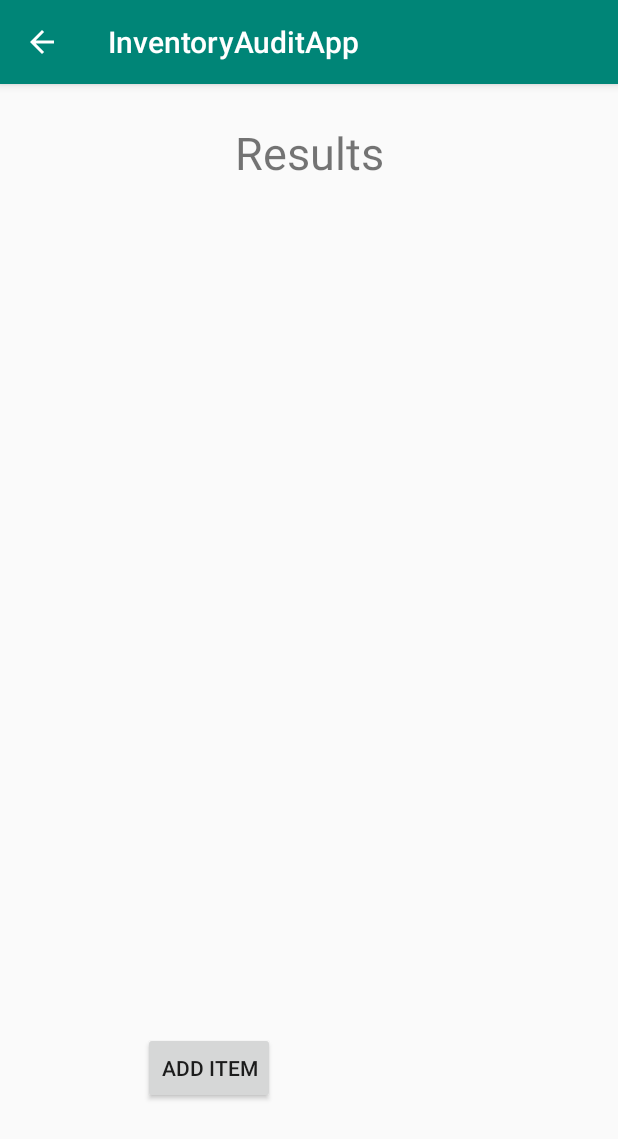
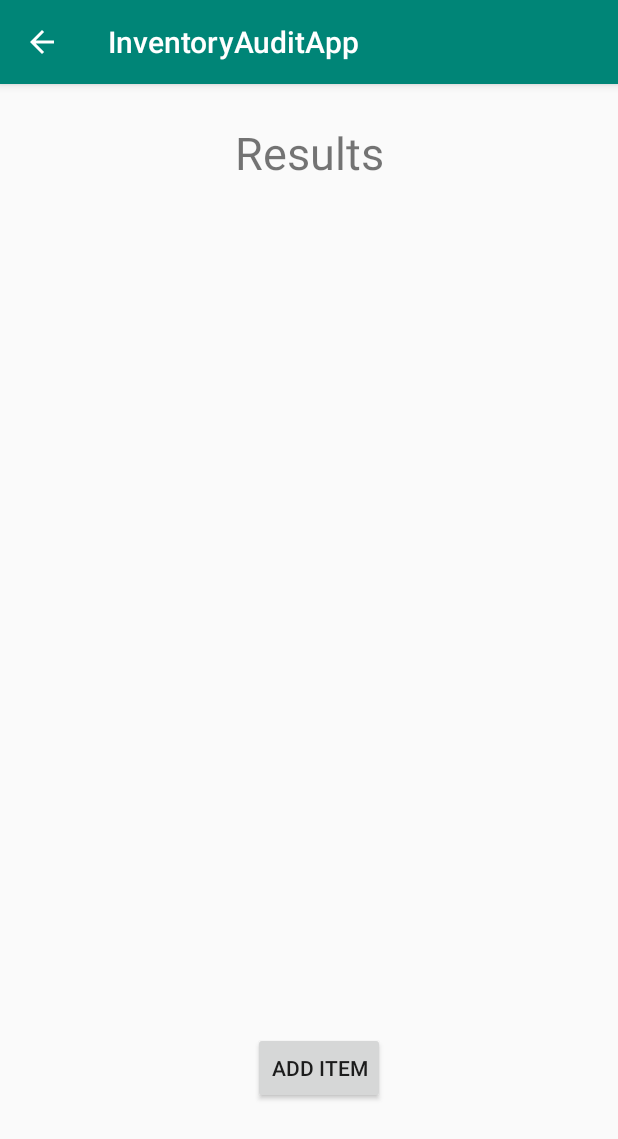
Before and after one commit to AugustanaCSC490Spring2020/InventoryAuditApp, an Android app: the InventorySearchResultsPage screen opened directly, with no data from a screen before it, on a phone screen of 412 x 824 dp. Shown: the top 1139 px of the screen. Run offline under Robolectric (Android 15) with nearby library versions, the phone set to English and light mode, and no system bars; our stand-ins replace Firebase (no records; nobody signed in at launch, a user with empty details on screens opened directly).

Commit message:
Removed the parent activity function when using the modify / add item activities due to a Firebase path related issue that can be fixed later on. Deleted the reference to the modify button on the inventory search results page since functionality was added to the list view. Fixed the list view display in the audit search results page. Changed the toString method of the computer class temporarily to allow the list view to work for demo.

```diff
--- a/app/src/main/AndroidManifest.xml
+++ b/app/src/main/AndroidManifest.xml
@@ -13,7 +13,7 @@
             android:name=".AuditSearchResultsPage"
             android:parentActivityName=".AuditSearchPage" />
         <activity
-            android:name=".ModifyItemPage"
+            android:name=".ModifyItemPage"/>
             android:parentActivityName=".InventorySearchResultsPage" />
         <activity
             android:name=".InventorySearchResultsPage"
@@ -28,7 +28,7 @@
             android:name=".InventorySearchPage"
             android:parentActivityName=".HomePage" />
         <activity
-            android:name=".AddItemPage"
+            android:name=".AddItemPage"/>
             android:parentActivityName=".InventorySearchResultsPage" />
         <activity android:name=".HomePage">
             <intent-filter>
--- a/app/src/main/java/com/example/inventoryauditapp/Computer.java
+++ b/app/src/main/java/com/example/inventoryauditapp/Computer.java
@@ -97,6 +97,6 @@ public class Computer {
 
     @Override
     public String toString() {
-        return idNumber + " | " + os + " | " + brand;
+        return idNumber + " | " + brand;
     }
 }
--- a/app/src/main/java/com/example/inventoryauditapp/InventorySearchResultsPage.java
+++ b/app/src/main/java/com/example/inventoryauditapp/InventorySearchResultsPage.java
@@ -24,7 +24,6 @@ import java.util.ArrayList;
 public class InventorySearchResultsPage extends AppCompatActivity {
 
     private Button addItemButton;
-    private Button modifyItemButton;
 
     private ListView resultsListView;
 
@@ -48,8 +47,6 @@ public class InventorySearchResultsPage extends AppCompatActivity {
         //Add Item Button
         changeActivity(addItemButton, AddItemPage.class);
 
-        //Modify Item Button
-        changeActivity(modifyItemButton,ModifyItemPage.class);
         building = getIntent().getStringExtra("building");
         room = getIntent().getStringExtra("room");
         item = getIntent().getStringExtra("item");
@@ -68,9 +65,7 @@ public class InventorySearchResultsPage extends AppCompatActivity {
 
     public void initIU(){
         addItemButton    = findViewById(R.id.addItemButton);
-        modifyItemButton = findViewById(R.id.modifyItemButton);
         resultsListView  = findViewById(R.id.resultsListView);
-        modifyItemButton.setVisibility(View.INVISIBLE);
     }
 
     /**
@@ -122,7 +117,7 @@ public class InventorySearchResultsPage extends AppCompatActivity {
         ref.addValueEventListener(new ValueEventListener() {
             @Override
             public void onDataChange(@NonNull DataSnapshot dataSnapshot) {
-
+                //TODO:
                 Computer c = dataSnapshot.getValue(Computer.class);
                 computers.add(c.toString());
                 resultAdapter = new ArrayAdapter<>(InventorySearchResultsPage.this, android.R.layout.simple_list_item_1, computers);
--- a/app/src/main/res/layout/activity_audit_search_results_page.xml
+++ b/app/src/main/res/layout/activity_audit_search_results_page.xml
@@ -34,11 +34,12 @@
         android:id="@+id/resultsListView"
         android:layout_width="409dp"
         android:layout_height="533dp"
+        android:layout_marginTop="1dp"
         android:layout_marginBottom="132dp"
         app:layout_constraintBottom_toBottomOf="parent"
         app:layout_constraintEnd_toEndOf="parent"
         app:layout_constraintStart_toStartOf="parent"
-        app:layout_constraintTop_toBottomOf="@+id/inventorySearchResults"
+        app:layout_constraintTop_toBottomOf="@+id/auditSearchResults"
         app:layout_constraintVertical_bias="0.0" />
 
     <TextView
--- a/app/src/main/res/layout/activity_inventory_search_results_page.xml
+++ b/app/src/main/res/layout/activity_inventory_search_results_page.xml
@@ -7,25 +7,13 @@
     tools:context=".InventorySearchResultsPage">
 
     <Button
-        android:id="@+id/modifyItemButton"
-        android:layout_width="wrap_content"
-        android:layout_height="wrap_content"
-        android:text="@string/modifyItem"
-        app:layout_constraintBottom_toBottomOf="parent"
-        app:layout_constraintEnd_toEndOf="parent"
-        app:layout_constraintHorizontal_bias="0.769"
-        app:layout_constraintStart_toStartOf="parent"
-        app:layout_constraintTop_toTopOf="parent"
-        app:layout_constraintVertical_bias="0.878" />
-
-    <Button
         android:id="@+id/addItemButton"
         android:layout_width="wrap_content"
         android:layout_height="wrap_content"
         android:text="@string/addItem"
         app:layout_constraintBottom_toBottomOf="parent"
         app:layout_constraintEnd_toEndOf="parent"
-        app:layout_constraintHorizontal_bias="0.294"
+        app:layout_constraintHorizontal_bias="0.52"
         app:layout_constraintStart_toStartOf="parent"
         app:layout_constraintTop_toTopOf="parent"
         app:layout_constraintVertical_bias="0.878" />
```
